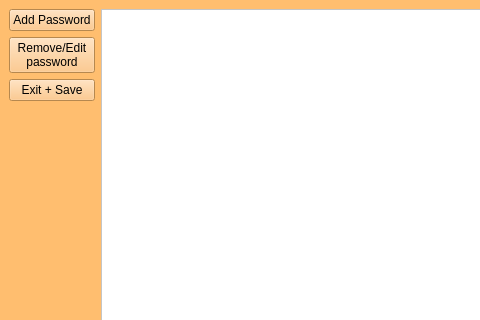
Above: gui/page_2.ui from o0smond/ironvault before the change; both pictures show x 0 to 480 and y 0 to 320 of the 862 by 611 pixel window. Below: the same form after it.
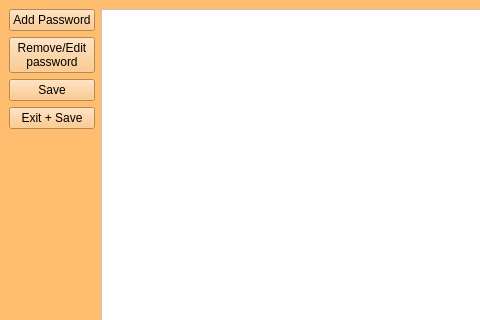
That is the form after the change.

Patch:
```diff
--- a/gui/page_2.ui
+++ b/gui/page_2.ui
@@ -35,6 +35,13 @@
         </property>
        </widget>
       </item>
+      <item>
+       <widget class="QPushButton" name="btn_save">
+        <property name="text">
+         <string>Save</string>
+        </property>
+       </widget>
+      </item>
       <item>
        <widget class="QPushButton" name="btn_exit">
         <property name="text">
```
Left out of the diff: 23 changed lines with no effect on the pictures.
